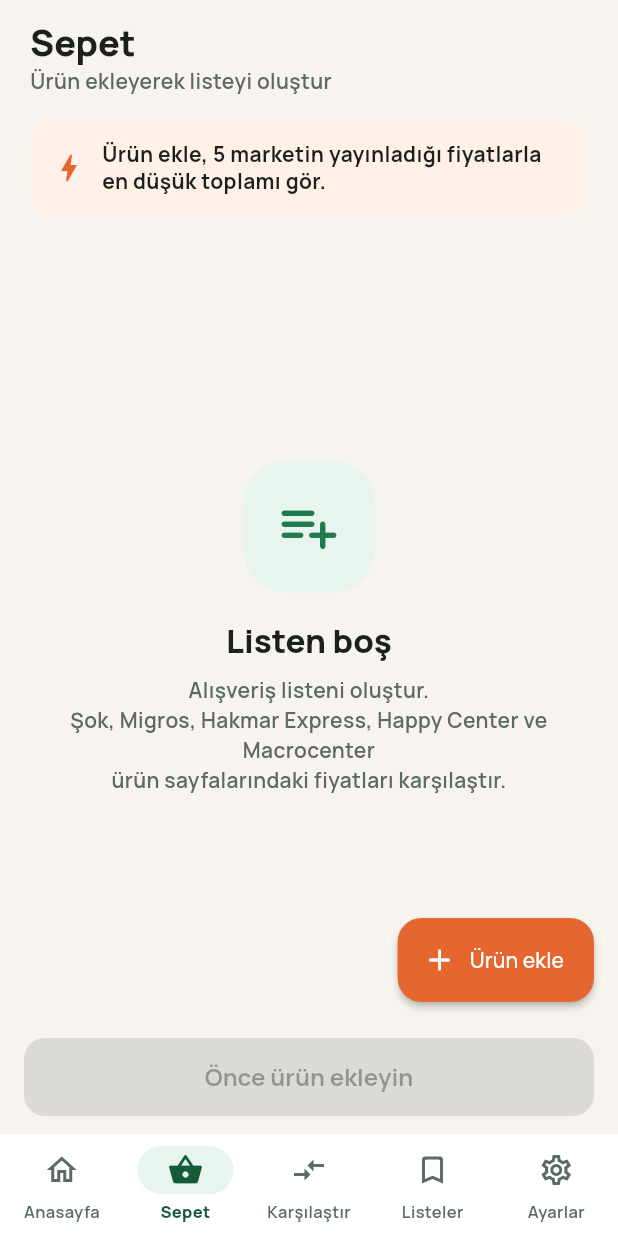
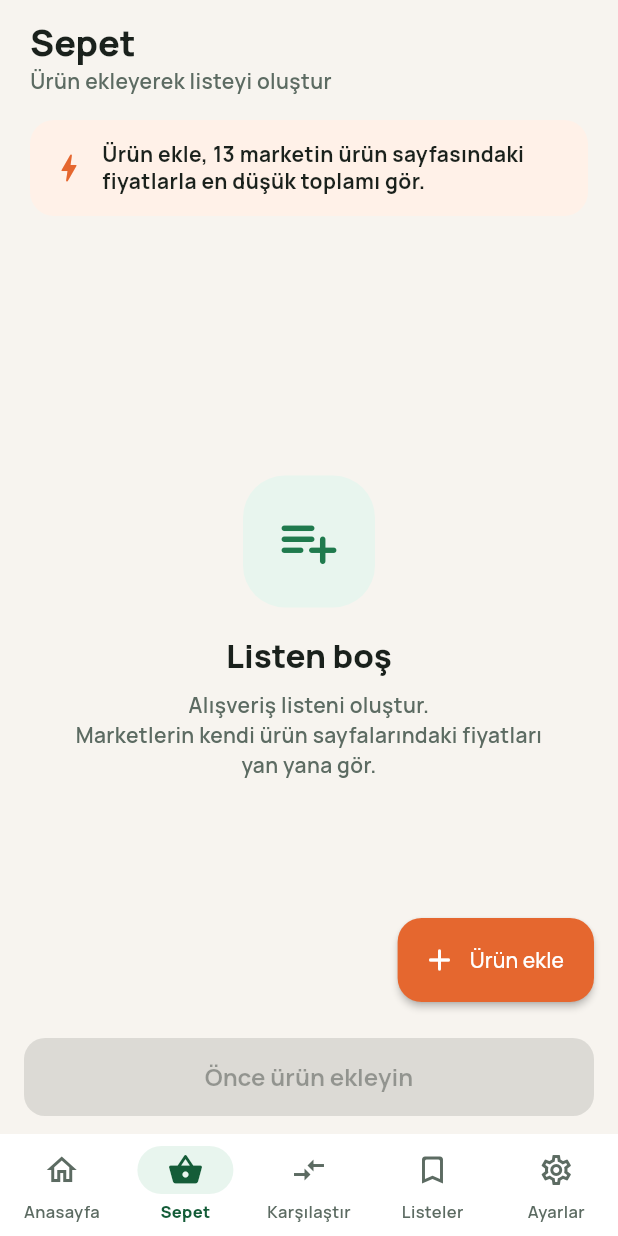
Before and after one commit to ruguikayrit/sepet-karsilastir, a Flutter app: the screen it shows after launch, after a tap on "Sepete ürün ekle", on a phone screen of 412 x 824 dp. Run offline on Flutter 3.47's test engine with Material 3 defaults, Android fonts, the phone set to English and light mode, and no system bars; our stand-ins replace google_fonts, shared_preferences.

Commit message:
Keep every market in the list and say "Ürün bulunamadı" instead of hiding it
Fiyatı okunamayan marketi listeden çıkarmak, kullanıcının "bu market
bakılmadı mı, yoksa pahalı mı?" sorusunu cevapsız bırakıyordu. Artık on üç
marketin hepsi listede: fiyat yalnızca marketin kendi ürün sayfasından
okunduğunda yazıyor, okunamadığında satırda "Ürün bulunamadı" ve marketin
satırında bunun sebebi görünüyor (site fiyat yayınlamıyor / son çekimde
okunamadı). Sebebi yazmak şart, yoksa satır "o markette bu ürün yok" diye
okunur.

Hiçbir ürünü bulunamayan market tutar yerine "—" gösteriyor ve sıralamanın
sonuna düşüyor: sıfır lira, sayısal sıralamada en ucuz gibi görünürdü.

Bir de eskime uyarısı var: günlük çekim aksar da fiyatlar iki günden eski
kalırsa karşılaştırmanın başında kaç gündür yenilenmediği yazıyor. Eski bir
fiyat, yanlış bir fiyattan daha az zararlı değil.

Co-authored-by: ruguikayrit <tiryakiugur@yahoo.com>

```diff
--- a/lib/screens/basket_screen.dart
+++ b/lib/screens/basket_screen.dart
@@ -79,8 +79,8 @@ class BasketScreen extends StatelessWidget {
                     Expanded(
                       child: Text(
                         basket.isEmpty
-                            ? 'Ürün ekle, ${Market.priced.length} marketin yayınladığı '
-                                'fiyatlarla en düşük toplamı gör.'
+                            ? 'Ürün ekle, ${Market.all.length} marketin ürün '
+                                'sayfasındaki fiyatlarla en düşük toplamı gör.'
                             : 'Hazır olduğunda Karşılaştır sekmesine geç veya sepetini kaydet.',
                         style: TextStyle(
                           fontWeight: FontWeight.w700,
@@ -174,7 +174,7 @@ class BasketScreen extends StatelessWidget {
                                             ) ==
                                             0)
                                           Text(
-                                            'Fiyatı yayınlayan market yok',
+                                            'Hiçbir markette fiyatı bulunamadı',
                                             style: TextStyle(
                                               color: palette.danger,
                                               fontSize: 12,
@@ -313,8 +313,8 @@ class _EmptyState extends StatelessWidget {
             ),
             const SizedBox(height: 8),
             Text(
-              'Alışveriş listeni oluştur.\nŞok, Migros, Hakmar Express, Happy Center ve '
-              'Macrocenter\nürün sayfalarındaki fiyatları karşılaştır.',
+              'Alışveriş listeni oluştur.\nMarketlerin kendi ürün '
+              'sayfalarındaki fiyatları\nyan yana gör.',
               textAlign: TextAlign.center,
               style: TextStyle(
                 color: palette.inkMuted,
--- a/lib/screens/home_screen.dart
+++ b/lib/screens/home_screen.dart
@@ -80,8 +80,8 @@ class HomeScreen extends StatelessWidget {
                           title: 'Sepetin hazır — karşılaştır',
                           body:
                               '${basket.totalQuantity} ürün · ${basket.uniqueBrandCount} marka. '
-                              '${Market.priced.length} marketin yayınladığı fiyatlarla '
-                              'en düşük toplamı şimdi gör.',
+                              'Marketlerin kendi ürün sayfalarından okunan '
+                              'fiyatlarla en düşük toplamı şimdi gör.',
                           cta: 'Sonucu gör',
                           onTap: () => onOpenTab(2),
                         )
@@ -90,8 +90,8 @@ class HomeScreen extends StatelessWidget {
                           title: 'Markanı seç, sepetini kur',
                           body:
                               'Her ürün için bir veya birden fazla marka seç. '
-                              'Sonra fiyatını kendi sitesinde yayınlayan '
-                              '${Market.priced.length} marketi tek ekranda kıyasla.',
+                              'Sonra ${Market.all.length} marketi tek ekranda '
+                              'kıyasla.',
                           cta: 'Sepete ürün ekle',
                           onTap: () => onOpenTab(1),
                         ),
@@ -237,18 +237,25 @@ class HomeScreen extends StatelessWidget {
             ),
             const SizedBox(height: 20),
             Text(
-              'Karşılaştırılan ${Market.priced.length} market',
+              'Karşılaştırılan ${Market.all.length} market',
               style: Theme.of(context).textTheme.titleMedium?.copyWith(
                     fontWeight: FontWeight.w800,
                   ),
             ),
+            const SizedBox(height: 4),
+            Text(
+              'Fiyat, yalnızca marketin kendi ürün sayfasından okunabildiğinde '
+              'yazar. Okunamayan markette satır “ürün bulunamadı” kalır; '
+              'tahmini tutar göstermiyoruz.',
+              style: TextStyle(
+                color: palette.inkMuted,
+                fontSize: 13,
+                height: 1.35,
+              ),
+            ),
             const SizedBox(height: 10),
             ...MarketSegment.values.map((segment) {
-              // Yalnızca fiyatını yayınlayanlar: rozetler karşılaştırmaya
-              // giren marketleri göstermeli.
-              final markets = Market.bySegment(segment)
-                  .where((m) => m.publishesPrices)
-                  .toList();
+              final markets = Market.bySegment(segment);
               if (markets.isEmpty) return const SizedBox.shrink();
               return Padding(
                 padding: const EdgeInsets.only(bottom: 12),
--- a/lib/screens/settings_screen.dart
+++ b/lib/screens/settings_screen.dart
@@ -79,8 +79,8 @@ class SettingsScreen extends StatelessWidget {
                 ),
                 _InfoRow(
                   label: 'Market',
-                  value: '${Market.priced.length}/${Market.all.length} zincir '
-                      'fiyat yayınlıyor',
+                  value: '${Market.all.length} zincir karşılaştırılıyor · '
+                      '${priceBookMarkets.length} zincirde fiyat okunuyor',
                 ),
               ],
             ),
@@ -109,7 +109,9 @@ class SettingsScreen extends StatelessWidget {
                         'sonuçlar gösterilir.'
                     : 'Fiyatlar her gün marketlerin kendi ürün sayfalarından '
                         'yeniden okunuyor. Bir satıra dokunduğunda o fiyatın '
-                        'okunduğu sayfa açılır; tutarı orada doğrulayabilirsin.',
+                        'okunduğu sayfa açılır; tutarı orada doğrulayabilirsin. '
+                        'Fiyatı okunamayan satırda tahmin üretmiyoruz, '
+                        '“ürün bulunamadı” yazıyoruz.',
                 style: TextStyle(
                   fontWeight: FontWeight.w600,
                   height: 1.4,
--- a/lib/services/price_book_service.dart
+++ b/lib/services/price_book_service.dart
@@ -14,11 +14,11 @@ import 'price_service.dart';
 /// Tek kural: bir satır ancak o marketin kendi ürün sayfasından okunmuş fiyatı
 /// varsa fiyatlanır ([priceBook]). Fiyat, satıra dokununca açılan sayfanın
 /// fiyatıdır; kullanıcı tıklayıp doğrulayabilir. Fiyat yoksa tahmin
-/// üretilmez — satır o markette fiyatsız kalır ve toplama girmez.
+/// üretilmez — satırda "ürün bulunamadı" yazar ve toplama girmez.
 ///
-/// Karşılaştırma yalnızca defterde fiyatı olan marketleri kapsar: kendi
-/// sitesinde ürün fiyatı yayınlamayan zincir (BİM gibi) ve son çekimde yanıt
-/// vermeyen market hiç görünmez.
+/// Karşılaştırma bütün marketleri kapsar. Fiyatı okunamayan market listeden
+/// düşmez, sebebiyle birlikte listede kalır: kullanıcı hangi marketin
+/// bakıldığını ve neden tutar yazmadığını görsün.
 class PriceBookService implements PriceService {
   const PriceBookService();
 
@@ -28,24 +28,33 @@ class PriceBookService implements PriceService {
     return searchProductTypesLocal(query);
   }
 
-  /// Bugünün defterinde fiyatı olan marketler — karşılaştırma bunları kapsar.
-  static List<Market> get compared =>
-      Market.priced.where((m) => priceBookMarkets.contains(m.id)).toList();
+  /// Bu markette bir ürünün fiyatı neden bulunamıyor? Bulunabiliyorsa `null`.
+  ///
+  /// İki sebep var: market fiyatını kendi sitesinde hiç yayınlamıyor ya da son
+  /// çekimde sitesinden fiyat okunamadı. İkisi de kullanıcıya yazılır —
+  /// "ürün bulunamadı" tek başına, marketin rafında o ürün yok gibi okunabilir.
+  static String? noPriceReasonFor(MarketId marketId) {
+    final market = Market.byId(marketId);
+    if (market.noPriceReason != null) return market.noPriceReason;
+    if (!priceBookMarkets.contains(marketId)) {
+      return 'son çekimde sitesinden fiyat okunamadı';
+    }
+    return null;
+  }
 
-  /// Fiyat yayınlıyor ama son çekimde fiyatı alınamayan marketler.
-  ///
-  /// Sitesi o gün yanıt vermediyse market karşılaştırmaya girmez: her satırı
-  /// "fiyat yok" olan bir sütun göstermek, marketi ucuz/pahalı diye yanlış
-  /// okumaya davet eder.
-  static List<Market> get missing =>
-      Market.priced.where((m) => !priceBookMarkets.contains(m.id)).toList();
+  /// Hiç fiyat gösterilemeyen marketler ve sebepleri.
+  static Map<Market, String> get withoutPrices => {
+        for (final market in Market.all)
+          if (noPriceReasonFor(market.id) != null)
+            market: noPriceReasonFor(market.id)!,
+      };
 
   @override
   Future<ComparisonResult> compareBasket(List<ListItem> items) async {
     await Future<void>.delayed(const Duration(milliseconds: 250));
     final now = DateTime.now();
 
-    final baskets = compared.map((market) {
+    final baskets = Market.all.map((market) {
       return MarketBasketResult(
         market: market,
         lines: items
```
Also changed, not shown: lib/models/comparison_result.dart (+19 -2 lines), lib/screens/compare_screen.dart (+86 -35 lines), 4 other files.
